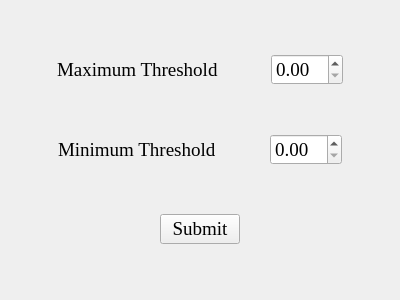
This is DeskTop App/UIs/calib.ui in mohab-hisham/Smart-Home-System-controlled-by-EEG as Qt 5 draws it before an edit. The edited form follows.
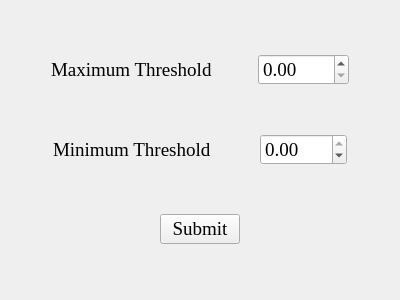
This is the edited form.

Diff of the .ui file:
```diff
--- a/DeskTop App/UIs/calib.ui
+++ b/DeskTop App/UIs/calib.ui
@@ -73,6 +73,9 @@
          <pointsize>14</pointsize>
         </font>
        </property>
+       <property name="maximum">
+        <double>2000.000000000000000</double>
+       </property>
       </widget>
      </item>
      <item>
@@ -139,6 +142,12 @@
          <pointsize>14</pointsize>
         </font>
        </property>
+       <property name="minimum">
+        <double>-300.000000000000000</double>
+       </property>
+       <property name="maximum">
+        <double>0.000000000000000</double>
+       </property>
       </widget>
      </item>
      <item>
```
